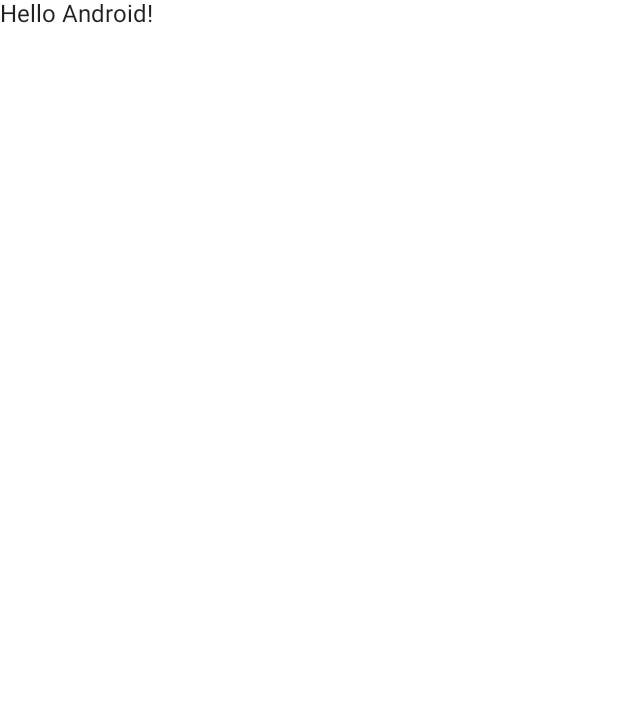
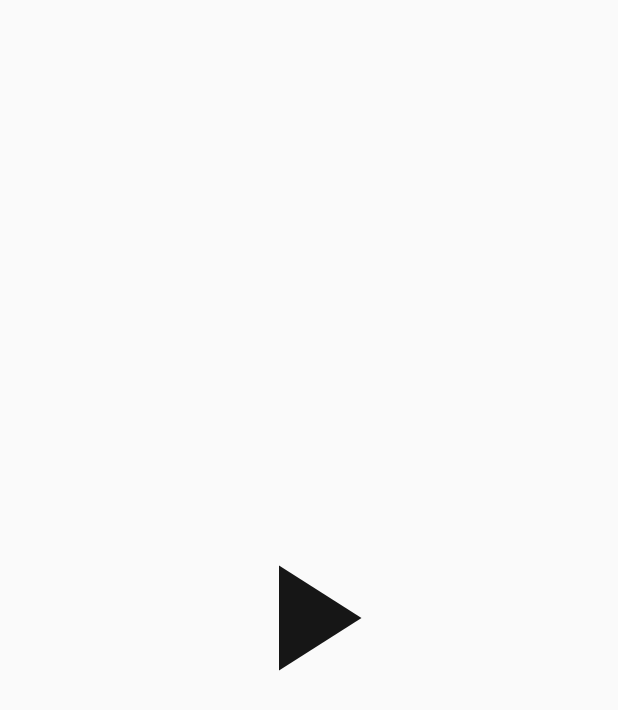
Before and after one commit to Kubikplus/V_kutochku, an Android app built with Jetpack Compose: the first screen one second after launch (MainActivity), on a phone screen of 412 x 824 dp. Before the commit the part shown is almost empty. Shown: the top 710 px of the screen. Run offline under Robolectric (Android 15) with nearby library versions, the phone set to English and light mode, and no system bars.

Commit message:
-add mainScreen,splashScreen,detailsScreen -add animation to splashScreen

```diff
--- a/app/src/main/java/com/example/u_kutochku/MainActivity.kt
+++ b/app/src/main/java/com/example/u_kutochku/MainActivity.kt
@@ -10,6 +10,8 @@ import androidx.compose.material.Text
 import androidx.compose.runtime.Composable
 import androidx.compose.ui.Modifier
 import androidx.compose.ui.tooling.preview.Preview
+import androidx.navigation.compose.rememberNavController
+import com.example.u_kutochku.navigation.SetupNavHost
 import com.example.u_kutochku.ui.theme.U_kutochkuTheme
 
 class MainActivity : ComponentActivity() {
@@ -17,27 +19,9 @@ class MainActivity : ComponentActivity() {
         super.onCreate(savedInstanceState)
         setContent {
             U_kutochkuTheme {
-                // A surface container using the 'background' color from the theme
-                Surface(
-                    modifier = Modifier.fillMaxSize(),
-                    color = MaterialTheme.colors.background
-                ) {
-                    Greeting("Android")
+               val navController = rememberNavController()
+                SetupNavHost(navController = navController )
                 }
             }
         }
     }
-}
-
-@Composable
-fun Greeting(name: String) {
-    Text(text = "Hello $name!")
-}
-
-@Preview(showBackground = true)
-@Composable
-fun DefaultPreview() {
-    U_kutochkuTheme {
-        Greeting("Android")
-    }
-}
--- /dev/null
+++ b/app/src/main/java/com/example/u_kutochku/navigation/SetupNavHost.kt
@@ -0,0 +1,33 @@
+package com.example.u_kutochku.navigation
+
+import androidx.compose.runtime.Composable
+import androidx.navigation.NavController
+import androidx.navigation.NavHostController
+import androidx.navigation.compose.NavHost
+import androidx.navigation.compose.composable
+import com.example.u_kutochku.screens.MainScreen
+import com.example.u_kutochku.screens.SplashScreen
+import com.example.u_kutochku.utils.Constant
+
+sealed class Screens(val route:String){
+    object Splash:Screens(route = Constant.Screens.SPLASH_SCREEN)
+    object Main:Screens(route = Constant.Screens.MAIN_SCREEN)
+    object Details:Screens(route = Constant.Screens.DETAILS_SCREEN)
+}
+
+@Composable
+fun SetupNavHost(navController: NavHostController) {
+    NavHost(navController = navController,
+        startDestination = Screens.Splash.route
+    ){
+        composable(route = Screens.Splash.route ){
+            SplashScreen(navController)
+        }
+        composable(route = Screens.Main.route){
+            MainScreen()
+        }
+        composable(route = Screens.Details.route){}
+
+    }
+
+}
--- /dev/null
+++ b/app/src/main/java/com/example/u_kutochku/screens/SplashScreen.kt
@@ -0,0 +1,58 @@
+package com.example.u_kutochku.screens
+
+import android.window.SplashScreen
+import androidx.compose.animation.core.animateFloatAsState
+import androidx.compose.animation.core.tween
+import androidx.compose.foundation.layout.Box
+import androidx.compose.foundation.layout.fillMaxSize
+import androidx.compose.foundation.layout.size
+import androidx.compose.material.Icon
+import androidx.compose.material.icons.Icons
+import androidx.compose.material.icons.filled.PlayArrow
+import androidx.compose.material.ripple.RippleAlpha
+import androidx.compose.runtime.*
+import androidx.compose.ui.Alignment
+import androidx.compose.ui.Modifier
+import androidx.compose.ui.draw.alpha
+import androidx.compose.ui.graphics.Color
+import androidx.compose.ui.unit.dp
+import androidx.navigation.NavController
+import com.example.u_kutochku.navigation.Screens
+import kotlinx.coroutines.delay
+
+@Composable
+fun SplashScreen( navController: NavController) {
+    var startAnimation by remember {
+        mutableStateOf(false)
+    }
+    val alphaAnimation = animateFloatAsState(
+        targetValue = if (startAnimation) 1f else 0f,
+        animationSpec = tween(durationMillis = 3000)
+    )
+    LaunchedEffect(key1 = true ){
+        startAnimation = true
+        delay(4000)
+        navController.navigate(Screens.Main.route)
+
+    }
+    Splash(alpha = alphaAnimation.value)
+
+}
+
+@Composable
+fun Splash(alpha: Float) {
+    Box(
+        modifier = Modifier.fillMaxSize(),
+        contentAlignment = Alignment.Center
+    )
+    {
+        Icon(
+            modifier = Modifier.size(120.dp).alpha(alpha),
+            imageVector = Icons.Default.PlayArrow,
+            contentDescription = "",
+            tint = Color.Black,
+        )
+
+    }
+
+}
```
Also changed, not shown: app/build.gradle (+6 -2 lines), app/src/main/java/com/example/u_kutochku/screens/MainScreen.kt (added, +18 -0 lines), app/src/main/java/com/example/u_kutochku/utils/Constant.kt (added, +9 -0 lines).
